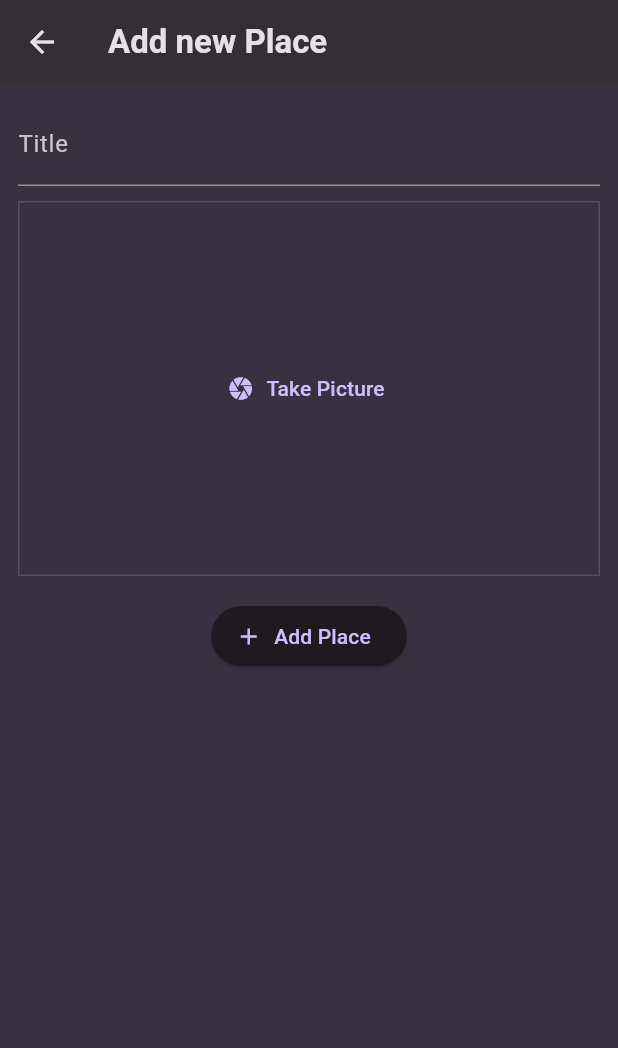
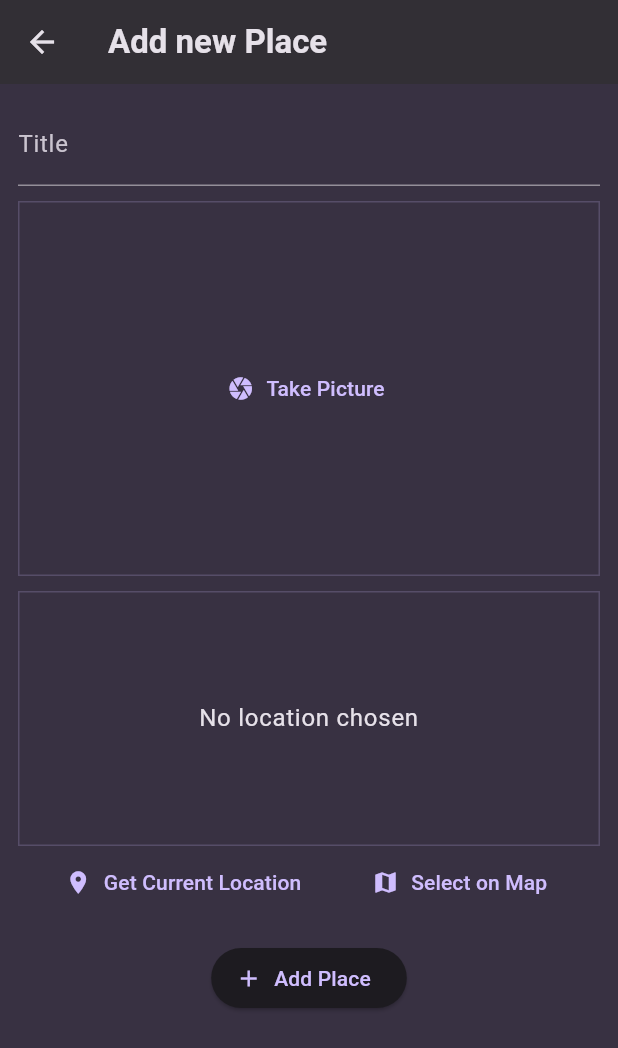
Before and after one commit to arlenavm95/favorite_places_app, a Flutter app: the AddPlaceScreen screen opened directly, on a phone screen of 412 x 824 dp. Shown: the top 1048 px of the screen. Run offline on Flutter 3.47's test engine with Material 3 defaults, Android fonts, the phone set to English and light mode, and no system bars; our stand-ins replace flutter_riverpod, google_fonts, image_picker, location.

Commit message:
Get user location

```diff
--- a/lib/screens/add_place.dart
+++ b/lib/screens/add_place.dart
@@ -2,6 +2,7 @@ import 'dart:io';
 
 import 'package:favorite_places_app/providers/user_places.dart';
 import 'package:favorite_places_app/widgets/image_input.dart';
+import 'package:favorite_places_app/widgets/location_input.dart';
 import 'package:flutter/material.dart';
 import 'package:flutter_riverpod/flutter_riverpod.dart';
 
@@ -62,6 +63,8 @@ class _AddPlaceScreenState extends ConsumerState<AddPlaceScreen> {
                   _selectedImage = image;
                 },
               ),
+              const SizedBox(height: 10),
+              LocationInput(),
               const SizedBox(height: 16),
               ElevatedButton.icon(
                 onPressed: _savePlace,
--- /dev/null
+++ b/lib/widgets/location_input.dart
@@ -0,0 +1,100 @@
+import 'package:flutter/material.dart';
+import 'package:location/location.dart';
+
+class LocationInput extends StatefulWidget {
+  const LocationInput({super.key});
+
+  @override
+  State<LocationInput> createState() {
+    return _LocationInputState();
+  }
+}
+
+class _LocationInputState extends State<LocationInput> {
+  Location? _pickedLocation;
+  var _isGettingLocation = false;
+
+  void _getCurrentLocation() async {
+    Location location = Location();
+
+    bool serviceEnabled;
+    PermissionStatus permissionGranted;
+    LocationData locationData;
+
+    serviceEnabled = await location.serviceEnabled();
+    if (!serviceEnabled) {
+      serviceEnabled = await location.requestService();
+      if (!serviceEnabled) {
+        return;
+      }
+    }
+
+    permissionGranted = await location.hasPermission();
+    if (permissionGranted == PermissionStatus.denied) {
+      permissionGranted = await location.requestPermission();
+      if (permissionGranted != PermissionStatus.granted) {
+        return;
+      }
+    }
+
+    setState(() {
+      _isGettingLocation = true;
+    });
+
+    locationData = await location.getLocation();
+
+    setState(() {
+      _isGettingLocation = false;
+    });
+  }
+
+  @override
+  Widget build(BuildContext context) {
+    Widget previewContent = Text(
+      'No location chosen',
+      textAlign: TextAlign.center,
+      style: Theme.of(context).textTheme.bodyLarge!.copyWith(
+        color: Theme.of(context).colorScheme.onSurface,
+      ),
+    );
+
+    if (_isGettingLocation) {
+      previewContent = const CircularProgressIndicator();
+    }
+
+    return Column(
+      children: [
+        Container(
+          decoration: BoxDecoration(
+            border: Border.all(
+              width: 1,
+              color: Theme.of(
+                context,
+              ).colorScheme.primary.withValues(alpha: 0.2),
+            ),
+          ),
+          height: 170,
+          width: double.infinity,
+          alignment: Alignment.center,
+          child: previewContent,
+        ),
+
+        Row(
+          mainAxisAlignment: MainAxisAlignment.spaceEvenly,
+          children: [
+            TextButton.icon(
+              icon: const Icon(Icons.location_on),
+              label: const Text('Get Current Location'),
+              onPressed: _getCurrentLocation,
+            ),
+            TextButton.icon(
+              icon: const Icon(Icons.map),
+              label: const Text('Select on Map'),
+              onPressed: () {},
+            ),
+          ],
+        ),
+      ],
+    );
+  }
+}
--- a/pubspec.yaml
+++ b/pubspec.yaml
@@ -38,6 +38,7 @@ dependencies:
   uuid: ^4.5.2
   flutter_riverpod: ^3.0.3
   image_picker: ^1.2.1
+  location: ^8.0.1
 
 dev_dependencies:
   flutter_test:
```
Also changed, not shown: pubspec.lock, 2 other files.
